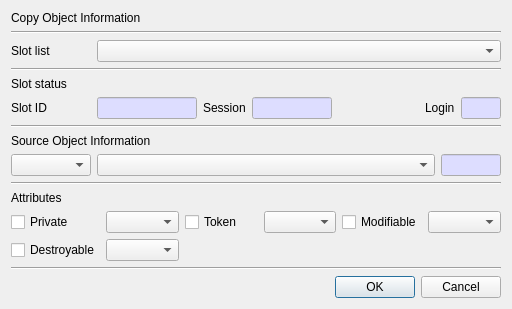
The window that CryptokiMan/copy_object_dlg.ui (jykim74/CryptokiMan) describes before a commit, drawn with Qt 5.
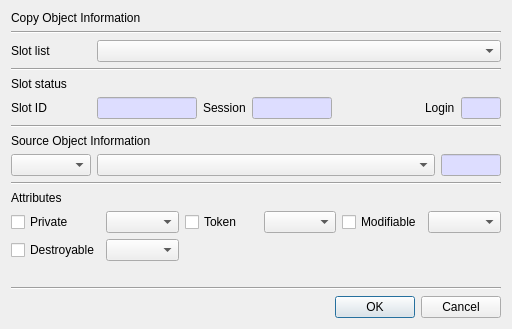
The same window after the commit.

```diff
--- a/CryptokiMan/copy_object_dlg.ui
+++ b/CryptokiMan/copy_object_dlg.ui
@@ -7,7 +7,7 @@
     <x>0</x>
     <y>0</y>
     <width>512</width>
-    <height>302</height>
+    <height>329</height>
    </rect>
   </property>
   <property name="windowTitle">
```
Left out of the diff: 17 changed lines with no effect on the pictures.
